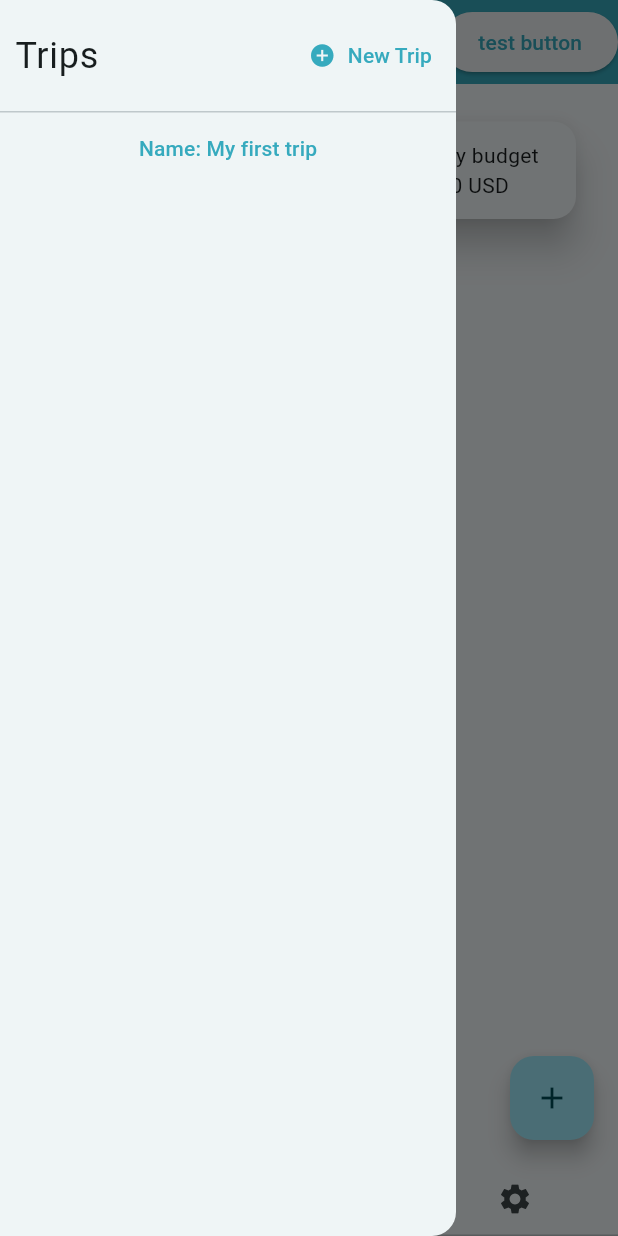
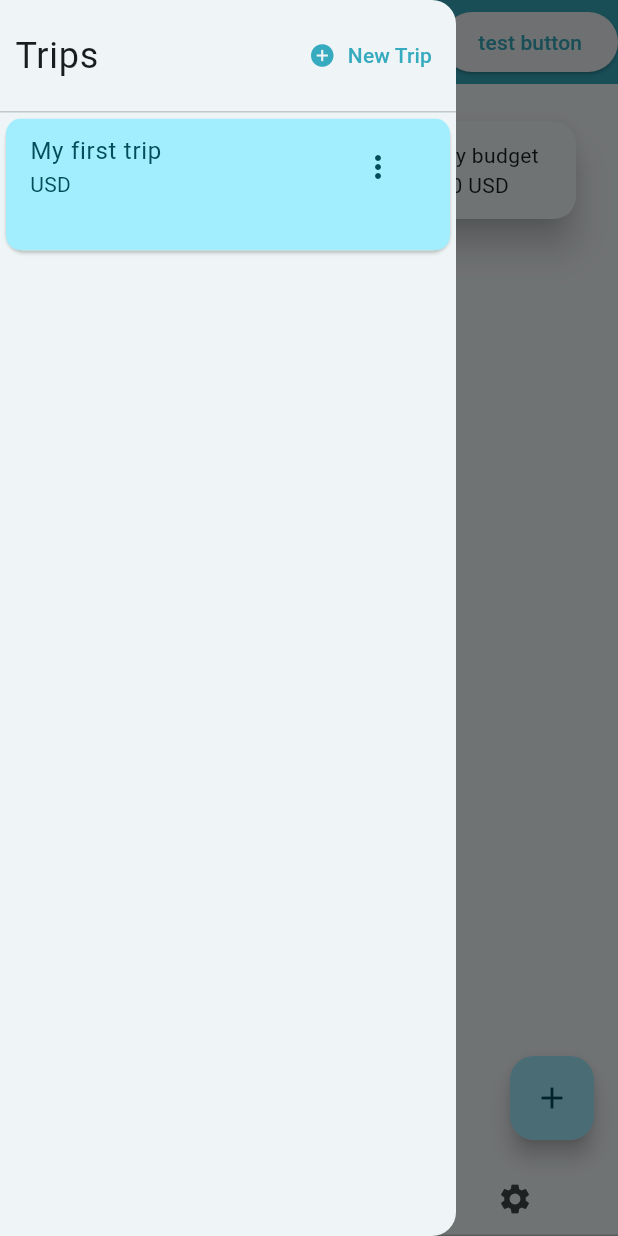
Before and after one commit to Supalien/WiseBud, a Flutter app: the screen it shows after launch, with the side drawer open, on a phone screen of 412 x 824 dp. Run offline on Flutter 3.47's test engine with Material 3 defaults, Android fonts, the phone set to English and light mode, and no system bars; our stand-ins replace drift, drift_flutter; accounts and stored records are empty; generated files the repository leaves out were written again.

Commit message:
Improved Drawer's Trips list UI
Also each trip tile shows more
info and has an actions button
to Edit/Delete that trip.
Actions not yet implemented.
Each trip tile is in its own
tripCard widget.

- Also made the default 'defaultCurrency' to be USD. (it was empty
  string)

```diff
--- a/lib/main.dart
+++ b/lib/main.dart
@@ -9,6 +9,7 @@ import 'package:wisebud/pages/new_expense.dart';
 import 'package:wisebud/pages/new_trip.dart';
 import 'package:wisebud/pages/trip_tab.dart';
 import 'package:provider/provider.dart';
+import 'package:wisebud/widgets/trip_card.dart';
 
 Future<void> main() async {
   WidgetsFlutterBinding.ensureInitialized();
@@ -240,13 +241,7 @@ class _MyHomePageState extends State<MyHomePage> {
               child: ListView(
                 children: List<Widget>.from(
                   tripsProvider.trips.entries.map(
-                    (entry) => TextButton(
-                      onPressed: () {
-                        tripsProvider.select(entry.key);
-                        Navigator.pop(context); // close drawer
-                      },
-                      child: Text("Name: ${entry.value.name}"),
-                    ),
+                    (entry) => TripCard(trip: entry.value, tripId: entry.key),
                   ),
                   // children: List<Widget>.from(
                   //   tripsProvider.trips.map(
--- a/lib/pages/new_trip.dart
+++ b/lib/pages/new_trip.dart
@@ -24,7 +24,7 @@ class _NewTripScreenState extends State<NewTripScreen> {
   List<String> destinations = [];
   DateTime startDate = DateTime.fromMillisecondsSinceEpoch(0);
   DateTime endDate = DateTime(9999);
-  String defaultCurrency = "";
+  String defaultCurrency = "USD";
 
   @override
   Widget build(BuildContext context) {
--- /dev/null
+++ b/lib/widgets/trip_card.dart
@@ -0,0 +1,89 @@
+import 'package:flutter/material.dart';
+import 'package:provider/provider.dart';
+import 'package:wisebud/models/trip.dart';
+import 'package:wisebud/models/trips_provider.dart';
+
+class TripCard extends StatelessWidget {
+  const TripCard({super.key, required this.trip, required this.tripId});
+
+  final Trip trip;
+  final int tripId;
+
+  @override
+  Widget build(BuildContext context) {
+    TripsProvider tripsProvider = context.read<TripsProvider>();
+    return Card(
+      child: ListTile(
+        shape: RoundedRectangleBorder(borderRadius: BorderRadius.circular(10)),
+        title: Text(trip.name),
+        isThreeLine: true,
+        // show destinations if exist. breaks the list to strings divided by ','
+        subtitle: trip.destinations.isNotEmpty
+            ? Text("To ${trip.destinations.join(", ")}\n${trip.defaultCurrency}")
+            : Text(trip.defaultCurrency),
+        trailing: TripMenuAnchor(),
+        tileColor: Theme.of(context).colorScheme.secondaryContainer,
+        selected: tripsProvider.trip == trip,
+        selectedTileColor: Theme.of(context).colorScheme.primaryContainer,
+        selectedColor: Theme.of(context).colorScheme.onPrimaryContainer,
+        onTap: () {
+          tripsProvider.select(tripId);
+          Navigator.pop(context);
+        },
+      ),
+    );
+  }
+}
+
+class TripMenuAnchor extends StatelessWidget {
+  const TripMenuAnchor({super.key});
+
+  @override
+  Widget build(BuildContext context) {
+    return MenuAnchor(
+      builder: (context, controller, child) {
+        return IconButton(
+          icon: Icon(Icons.more_vert),
+          onPressed: () {
+            if (controller.isOpen) {
+              controller.close();
+            } else {
+              controller.open();
+            }
+          },
+        );
+      },
+      menuChildren: [
+        MenuItemButton(trailingIcon: Icon(Icons.edit), child: Text("Edit")),
+        MenuItemButton(
+          trailingIcon: Icon(Icons.delete),
+          style: ButtonStyle(
+            iconColor: WidgetStateProperty.all(
+              Theme.of(context).colorScheme.error,
+            ),
+            foregroundColor: WidgetStateProperty.all(
+              Theme.of(context).colorScheme.error,
+            ),
+          ),
+          child: Text("Delete"),
+        ),
+      ],
+    );
+  }
+}
+      // leading: TextButton(
+      //   onPressed: () {
+      //     context.read<TripsProvider>().select(tripId);
+      //     Navigator.pop(context); // close drawer
+      //   },
+      //   child: Text("Name: ${trip.name}"),
+      // ),
+
+
+
+      // IconButton(
+      //   icon: Icon(Icons.more_vert),
+      //   onPressed: () {
+      //     print("menu pressed");
+      //   },
+      // ),
```
